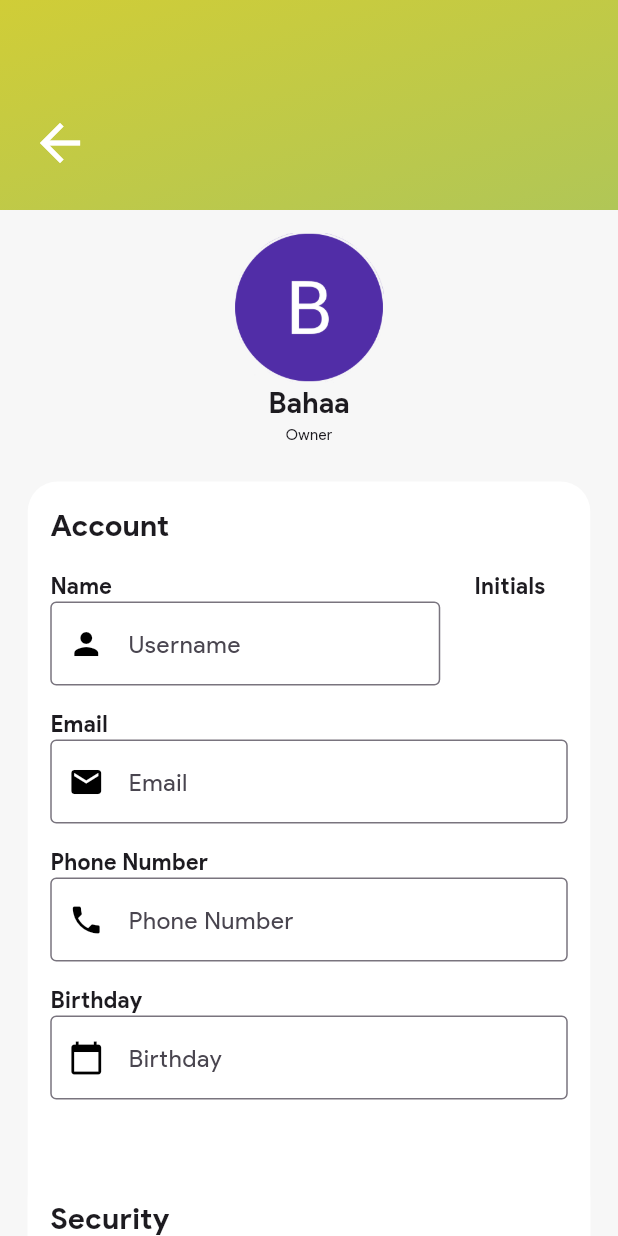
After one commit to aboda-7/front-end-home, a Flutter app: the Settings screen opened directly, on a phone screen of 412 x 824 dp. The commit adds this screen. Run offline on Flutter 3.47's test engine with Material 3 defaults, Android fonts, the phone set to English and light mode, and no system bars; our stand-ins replace flutter_svg, percent_indicator, slider_button.

Commit message:
Added Settings.dart

```diff
--- a/lib/profile.dart
+++ b/lib/profile.dart
@@ -6,6 +6,7 @@
 import 'package:yarab/roomlist.dart';
 import 'package:yarab/scan.dart';
 import 'package:slider_button/slider_button.dart';
+import 'package:yarab/settings.dart';
 
 
 import 'main.dart';
@@ -61,7 +62,12 @@
                       Center(
                         child: GestureDetector(
                             child: Image(image: AssetImage('assets/pfp.png'),height: 100,width: 100,),
-
+                            onTap: (){
+                            Navigator.push(
+                                context,
+                                _createRoute(Settings())
+                            );
+                          },
                         ),
                       ),
                       SizedBox(height: 15,),
@@ -239,3 +245,22 @@
     );
   }
 }
+
+Route _createRoute(Widget hello) {
+  return PageRouteBuilder(
+    pageBuilder: (context, animation, secondaryAnimation) => hello,
+    transitionsBuilder: (context, animation, secondaryAnimation, child) {
+      const curve = Curves.easeInOutSine;
+
+      var begin = Offset(1.0, 0.0);
+      var end = Offset.zero;
+      var tween = Tween(begin: begin, end: end).chain(CurveTween(curve: curve));
+      var offsetAnimation = animation.drive(tween);
+
+      return SlideTransition(
+        position: offsetAnimation,
+        child: child,
+      );
+    },
+  );
+}
--- /dev/null
+++ b/lib/settings.dart
@@ -0,0 +1,423 @@
+import 'package:flutter/material.dart';
+import 'package:flutter_svg/flutter_svg.dart';
+import 'package:yarab/appbarcustom.dart';
+import 'package:yarab/appdrawer.dart';
+import 'package:yarab/profile.dart';
+import 'package:yarab/room.dart';
+import 'package:yarab/roomlist.dart';
+import 'package:yarab/scan.dart';
+import 'package:slider_button/slider_button.dart';
+
+
+import 'main.dart';
+import 'roomlist.dart';
+
+class Settings extends StatelessWidget {
+  const Settings({super.key});
+
+  @override
+  Widget build(BuildContext context) {
+    return Scaffold(
+      body: SingleChildScrollView(
+        child: Container(
+          width: MediaQuery.of(context).size.width,
+          decoration: BoxDecoration(
+            gradient: LinearGradient(
+              begin: Alignment.topLeft,
+              end: Alignment.bottomRight,
+              colors: <Color>[
+                Color(0xFFD0CD37),
+                Color(0xFF27A8E0),
+              ],
+            ),
+          ),
+          child: Column(
+            children: [
+              Padding(
+                padding: EdgeInsets.only(top: 75, left: 20, right: 20),
+                child: Row(
+                  mainAxisAlignment: MainAxisAlignment.spaceBetween,
+                  children: [
+                    GestureDetector(
+                      onTap: () {
+                        Navigator.push(context, _createRoute(profile()));
+                      },
+                      child: Icon(
+                        Icons.arrow_back,
+                        color: Colors.white,
+                        size: 40,
+                      ),
+                    )
+                  ],
+                ),
+              ),
+              SizedBox(height: 25),
+              Container(
+                width: MediaQuery.of(context).size.width,
+                color: Color(0xFFF7F7F7),
+                child: Column(
+                  children: [
+                    SizedBox(height: 15),
+                    Image(
+                      image: AssetImage('assets/pfp.png'),
+                      height: 100,
+                      width: 100,
+                    ),
+                    Text(
+                      "Bahaa",
+                      style: TextStyle(
+                        fontFamily: 'ProductSans',
+                        fontSize: 19,
+                        fontWeight: FontWeight.bold,
+                      ),
+                    ),
+                    Text(
+                      "Owner",
+                      style: TextStyle(
+                        fontFamily: 'ProductSans',
+                        fontSize: 10,
+                      ),
+                    ),
+                    SizedBox(height: 25),
+                    Container(
+                      width: 375,
+                      decoration: BoxDecoration(
+                        borderRadius: BorderRadius.circular(20),
+                        color: Colors.white,
+                      ),
+                      child: Column(
+                        crossAxisAlignment: CrossAxisAlignment.start,
+                        children: [
+                          Padding(
+                            padding: EdgeInsets.only(top: 15, left: 15),
+                            child: Text(
+                              "Account",
+                              style: TextStyle(
+                                fontSize: 20,
+                                fontFamily: "ProductSans",
+                                fontWeight: FontWeight.bold,
+                              ),
+                            ),
+                          ),
+                          SizedBox(height: 15),
+                          Padding(
+                            padding: EdgeInsets.only(left: 15, right: 30),
+                            child: Row(
+                              mainAxisAlignment: MainAxisAlignment.spaceBetween,
+                              children: [
+                                Text(
+                                  "Name",
+                                  style: TextStyle(
+                                    fontSize: 15,
+                                    fontFamily: "ProductSans",
+                                    fontWeight: FontWeight.bold,
+                                  ),
+                                ),
+                                Text(
+                                  "Initials",
+                                  style: TextStyle(
+                                    fontSize: 15,
+                                    fontFamily: "ProductSans",
+                                    fontWeight: FontWeight.bold,
+                                  ),
+                                ),
+                              ],
+                            ),
+                          ),
+                          Padding(
+                            padding: EdgeInsets.only(left: 15, right: 100),
+                            child: TextField(
+                              decoration: InputDecoration(
+                                border: OutlineInputBorder(
+                                  borderSide: BorderSide(
+                                    color: Color(0xFF27A8E0),
+                                  ),
+                                ),
+                                hintText: 'Username',
+                                prefixIcon: const Icon(
+                                  Icons.person,
+                                  color: Colors.black,
+                                ),
+                              ),
+                            ),
+                          ),
+                          SizedBox(height: 15),
+                          Padding(
+                            padding: EdgeInsets.only(left: 15),
+                            child: Text(
+                              "Email",
+                              style: TextStyle(
+                                fontSize: 15,
+                                fontFamily: "ProductSans",
+                                fontWeight: FontWeight.bold,
+                              ),
+                            ),
+                          ),
+                          Padding(
+                            padding: EdgeInsets.only(left: 15, right: 15),
+                            child: TextField(
+                              decoration: InputDecoration(
+                                border: OutlineInputBorder(
+                                  borderSide: BorderSide(
+                                    color: Color(0xFF27A8E0),
+                                  ),
+                                ),
+                                hintText: 'Email',
+                                prefixIcon: const Icon(
+                                  Icons.email,
+                                  color: Colors.black,
+                                ),
+                              ),
+                            ),
+                          ),
+                          SizedBox(height: 15),
+                          Padding(
+                            padding: EdgeInsets.only(left: 15),
+                            child: Text(
+                              "Phone Number",
+                              style: TextStyle(
+                                fontSize: 15,
+                                fontFamily: "ProductSans",
+                                fontWeight: FontWeight.bold,
+                              ),
+                            ),
+                          ),
+                          Padding(
+                            padding: EdgeInsets.only(left: 15, right: 15),
+                            child: TextField(
+                              decoration: InputDecoration(
+                                border: OutlineInputBorder(
+                                  borderSide: BorderSide(
+                                    color: Color(0xFF27A8E0),
+                                  ),
+                                ),
+                                hintText: 'Phone Number',
+                                prefixIcon: const Icon(
+                                  Icons.phone,
+                                  color: Colors.black,
+                                ),
+                              ),
+                            ),
+                          ),
+                          SizedBox(height: 15),
+                          Padding(
+                            padding: EdgeInsets.only(left: 15),
+                            child: Text(
+                              "Birthday",
+                              style: TextStyle(
+                                fontSize: 15,
+                                fontFamily: "ProductSans",
+                                fontWeight: FontWeight.bold,
+                              ),
+                            ),
+                          ),
+                          Padding(
+                            padding: EdgeInsets.only(left: 15, right: 15),
+                            child: TextField(
+                              decoration: InputDecoration(
+                                border: OutlineInputBorder(
+                                  borderSide: BorderSide(
+                                    color: Color(0xFF27A8E0),
+                                  ),
+                                ),
+                                hintText: 'Birthday',
+                                prefixIcon: const Icon(
+                                  Icons.calendar_today,
+                                  color: Colors.black,
+                                ),
+                              ),
+                            ),
+                          ),
+                          SizedBox(height: 50,),
+                          Container(
+                            // height: 214,
+                            width: 375,
+                            decoration: BoxDecoration(
+                                borderRadius: BorderRadius.circular(15),
+                                color: Colors.white
+                            ),
+                            child: Column(
+                              crossAxisAlignment: CrossAxisAlignment.start,
+                              children: [
+                                Padding(
+                                  padding: EdgeInsets.only(top: 15, left: 15),
+                                  child: Text(
+                                    "Security",
+                                    style: TextStyle(
+                                      fontSize: 20,
+                                      fontFamily: "ProductSans",
+                                      fontWeight: FontWeight.bold,
+                                    ),
+                                  ),
+                                ),
+                                SizedBox(height: 40,),
+                                Padding(
+                                  padding:  EdgeInsets.only(left: 50, right: 50),
+                                  child: Row(
+                                    // mainAxisAlignment: MainAxisAlignment.spaceBetween,
+                                    children: [
+                                      Icon(Icons.person),
+                                      SizedBox(width: 30,),
+                                      Text("Edit Profile",style: TextStyle(
+                                        fontSize: 12,
+                                      ),
+                                      ),
+                                    ],
+                                  ),
+                                ),
+                                SizedBox(height: 10,),
+                                Padding(
+                                  padding: EdgeInsets.only(left: 20, right: 20),
+                                  child: Divider(),
+                                ),
+                                SizedBox(height: 10,),
+                                Padding(
+                                  padding:  EdgeInsets.only(left: 50, right: 50),
+                                  child: Row(
+                                    // mainAxisAlignment: MainAxisAlignment.spaceBetween,
+                                    children: [
+                                      Icon(Icons.person),
+                                      SizedBox(width: 30,),
+                                      Text("Edit Profile",style: TextStyle(
+                                        fontSize: 12,
+                                      ),
+                                      ),
+                                    ],
+                                  ),
+                                ),
+                                SizedBox(height: 10,),
+                                Padding(
+                                  padding: EdgeInsets.only(left: 20, right: 20),
+                                  child: Divider(),
+                                ),
+                                SizedBox(height: 10,),
+                                Padding(
+                                  padding:  EdgeInsets.only(left: 50, right: 50),
+                                  child: Row(
+                                    // mainAxisAlignment: MainAxisAlignment.spaceBetween,
+                                    children: [
+                                      Icon(Icons.person),
+                                      SizedBox(width: 30,),
+                                      Text("Edit Profile",style: TextStyle(
+                                        fontSize: 12,
+                                      ),
+                                      ),
+                                    ],
+                                  ),
+                                ),
+                                SizedBox(height: 40,),
+                              ],
+                            ),
+                          ),
+                          Container(
+                            // height: 214,
+                            width: 375,
+                            decoration: BoxDecoration(
+                                borderRadius: BorderRadius.circular(15),
+                                color: Colors.white
+                            ),
+                            child: Column(
+                              crossAxisAlignment: CrossAxisAlignment.start,
+                              children: [
+                                Padding(
+                                  padding: EdgeInsets.only(top: 15, left: 15),
+                                  child: Text(
+                                    "Privacy",
+                                    style: TextStyle(
+                                      fontSize: 20,
+                                      fontFamily: "ProductSans",
+                                      fontWeight: FontWeight.bold,
+                                    ),
+                                  ),
+                                ),
+                                SizedBox(height: 40,),
+                                Padding(
+                                  padding:  EdgeInsets.only(left: 50, right: 50),
+                                  child: Row(
+                                    // mainAxisAlignment: MainAxisAlignment.spaceBetween,
+                                    children: [
+                                      Icon(Icons.person),
+                                      SizedBox(width: 30,),
+                                      Text("Edit Profile",style: TextStyle(
+                                        fontSize: 12,
+                                      ),
+                                      ),
+                                    ],
+                                  ),
+                                ),
+                                SizedBox(height: 10,),
+                                Padding(
+                                  padding: EdgeInsets.only(left: 20, right: 20),
+                                  child: Divider(),
+                                ),
+                                SizedBox(height: 10,),
+                                Padding(
+                                  padding:  EdgeInsets.only(left: 50, right: 50),
+                                  child: Row(
+                                    // mainAxisAlignment: MainAxisAlignment.spaceBetween,
+                                    children: [
+                                      Icon(Icons.person),
+                                      SizedBox(width: 30,),
+                                      Text("Edit Profile",style: TextStyle(
+                                        fontSize: 12,
+                                      ),
+                                      ),
+                                    ],
+                                  ),
+                                ),
+                                SizedBox(height: 10,),
+                                Padding(
+                                  padding: EdgeInsets.only(left: 20, right: 20),
+                                  child: Divider(),
+                                ),
+                                SizedBox(height: 10,),
+                                Padding(
+                                  padding:  EdgeInsets.only(left: 50, right: 50),
+                                  child: Row(
+                                    // mainAxisAlignment: MainAxisAlignment.spaceBetween,
+                                    children: [
+                                      Icon(Icons.person),
+                                      SizedBox(width: 30,),
+                                      Text("Edit Profile",style: TextStyle(
+                                        fontSize: 12,
+                                      ),
+                                      ),
+                                    ],
+                                  ),
+                                ),
+                                SizedBox(height: 40,),
+                              ],
+                            ),
+                          ),
+                        ],
+                      ),
+                    ),
+                  ],
+                ),
+              ),
+            ],
+          ),
+        ),
+      ),
+    );
+  }
+}
+
+
+Route _createRoute(Widget hello) {
+  return PageRouteBuilder(
+    pageBuilder: (context, animation, secondaryAnimation) => hello,
+    transitionsBuilder: (context, animation, secondaryAnimation, child) {
+      const curve = Curves.easeInOutSine;
+      var begin = Offset(-1.0, 0.0);
+      var end = Offset.zero;
+      var tween = Tween(begin: begin, end: end).chain(CurveTween(curve: curve));
+      var offsetAnimation = animation.drive(tween);
+
+      return SlideTransition(
+        position: offsetAnimation,
+        child: child,
+      );
+    },
+  );
+}
```
